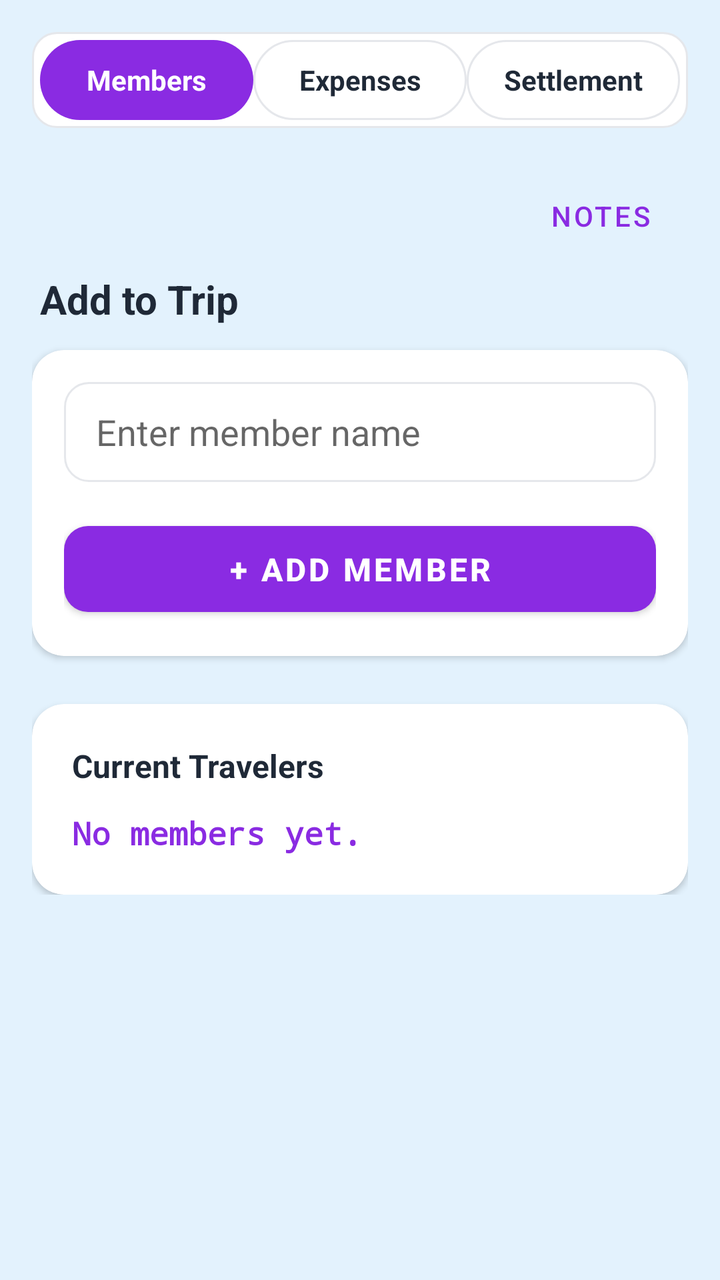
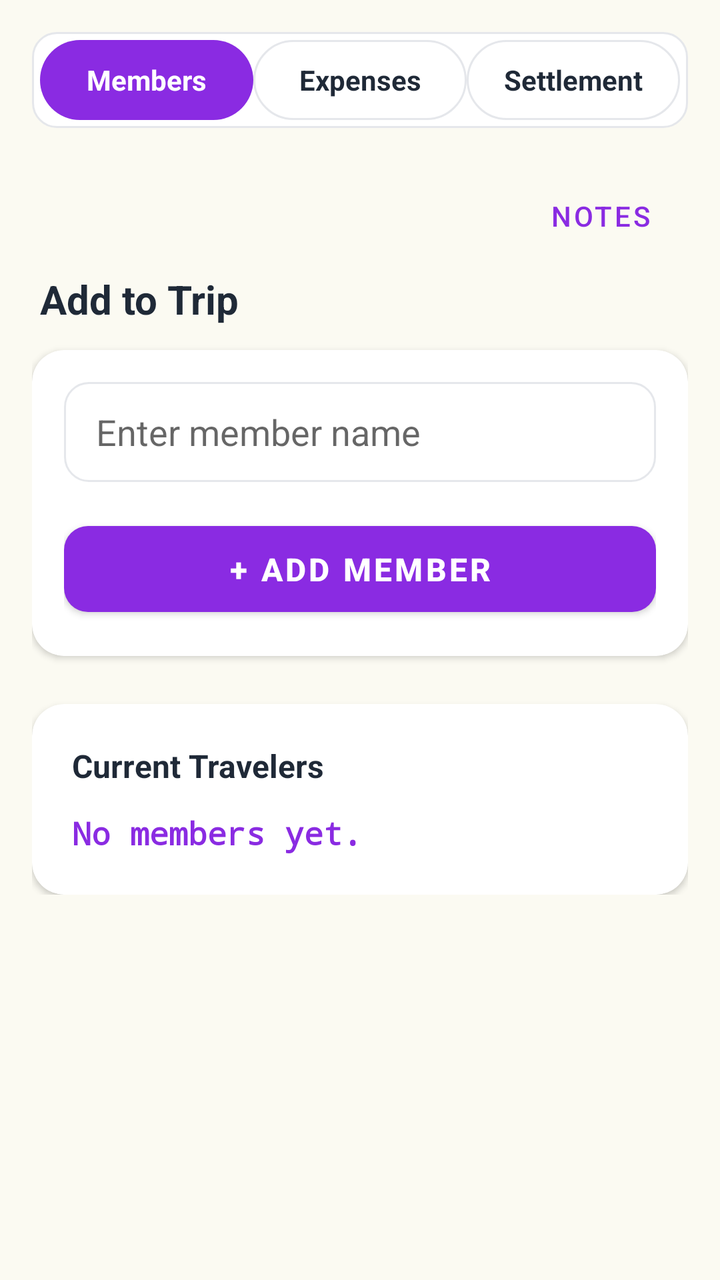

Screens rendered from an Android XML layout before and after an edit, with the pre-edit source and the edit as a unified diff.
<!-- AndroidManifest.xml: application theme Theme.TripExpense -->
<!-- res/layout/activity_main.xml -->
<?xml version="1.0" encoding="utf-8"?>
<LinearLayout xmlns:android="http://schemas.android.com/apk/res/android"
    xmlns:app="http://schemas.android.com/apk/res-auto"
    android:layout_width="match_parent"
    android:layout_height="match_parent"
    android:orientation="vertical"
    android:background="#E3F2FD"> <LinearLayout
        android:layout_width="match_parent"
        android:layout_height="48dp"
        android:layout_margin="16dp"
        android:background="@drawable/bg_input"
        android:orientation="horizontal"
        android:padding="4dp">

        <TextView
            android:id="@+id/tabMembers"
            android:layout_width="0dp"
            android:layout_height="match_parent"
            android:layout_weight="1"
            android:background="@drawable/bg_tab_selected"
            android:gravity="center"
            android:text="Members"
            android:textColor="@color/white"
            android:textStyle="bold" />

        <TextView
            android:id="@+id/tabExpenses"
            android:layout_width="0dp"
            android:layout_height="match_parent"
            android:layout_weight="1"
            android:background="@drawable/bg_tab_unselected"
            android:gravity="center"
            android:text="Expenses"
            android:textColor="@color/text_dark"
            android:textStyle="bold" />

        <TextView
            android:id="@+id/tabSettlement"
            android:layout_width="0dp"
            android:layout_height="match_parent"
            android:layout_weight="1"
            android:background="@drawable/bg_tab_unselected"
            android:gravity="center"
            android:text="Settlement"
            android:textColor="@color/text_dark"
            android:textStyle="bold" />
    </LinearLayout>

    <com.google.android.material.button.MaterialButton
        android:id="@+id/btnOpenNotes"
        style="@style/Widget.MaterialComponents.Button.TextButton.Icon"
        android:layout_width="wrap_content"
        android:layout_height="wrap_content"
        android:text="Notes"
        android:textColor="@color/purple_primary"
        app:iconTint="@color/purple_primary"
        android:layout_gravity="end"
        android:layout_marginEnd="16dp"
        android:layout_marginTop="4dp"
        android:layout_marginBottom="4dp"/>

    <ScrollView
        android:id="@+id/scrollView"
        android:layout_width="match_parent"
        android:layout_height="match_parent"
        android:fillViewport="true">

        <FrameLayout
            android:layout_width="match_parent"
            android:layout_height="wrap_content"
            android:paddingHorizontal="16dp"
            android:paddingBottom="40dp">

            <LinearLayout
                android:id="@+id/layoutMembers"
                android:layout_width="match_parent"
                android:layout_height="wrap_content"
                android:orientation="vertical">

                <TextView
                    android:layout_width="wrap_content"
                    android:layout_height="wrap_content"
                    android:text="Add to Trip"
                    android:textColor="@color/text_dark"
                    android:textSize="20sp"
                    android:textStyle="bold"
                    android:layout_marginBottom="12dp"
                    android:layout_marginStart="4dp"/>

                <com.google.android.material.card.MaterialCardView
                    android:layout_width="match_parent"
                    android:layout_height="wrap_content"
                    app:cardBackgroundColor="@color/white"
                    app:cardCornerRadius="16dp"
                    app:cardElevation="2dp"
                    app:strokeWidth="0dp"
                    android:layout_marginBottom="24dp">

                    <LinearLayout
                        android:layout_width="match_parent"
                        android:layout_height="wrap_content"
                        android:orientation="vertical"
                        android:padding="16dp">

                        <EditText
                            android:id="@+id/etMemberName"
                            android:layout_width="match_parent"
                            android:layout_height="50dp"
                            android:background="@drawable/bg_input"
                            android:hint="Enter member name"
                            android:paddingHorizontal="16dp"
                            android:textColor="@color/text_dark"
                            android:layout_marginBottom="16dp" />

                        <com.google.android.material.button.MaterialButton
                            android:id="@+id/btnAddMember"
                            android:layout_width="match_parent"
                            android:layout_height="55dp"
                            android:text="+ Add Member"
                            android:textSize="16sp"
                            android:textStyle="bold"
                            app:backgroundTint="@color/purple_primary"
                            app:cornerRadius="12dp" />
                    </LinearLayout>
                </com.google.android.material.card.MaterialCardView>

                <com.google.android.material.card.MaterialCardView
                    android:layout_width="match_parent"
                    android:layout_height="wrap_content"
                    app:cardBackgroundColor="@color/white"
                    app:cardCornerRadius="16dp"
                    app:cardElevation="2dp"
                    app:strokeWidth="0dp">

                    <LinearLayout
                        android:layout_width="match_parent"
                        android:layout_height="wrap_content"
                        android:orientation="vertical"
                        android:padding="20dp">

                        <TextView
                            android:layout_width="wrap_content"
                            android:layout_height="wrap_content"
                            android:text="Current Travelers"
                            android:textColor="@color/text_dark"
                            android:textSize="16sp"
                            android:textStyle="bold"
                            android:layout_marginBottom="12dp" />

                        <TextView
                            android:id="@+id/tvMemberList"
                            android:layout_width="match_parent"
                            android:layout_height="wrap_content"
                            android:text="No members yet."
                            android:textColor="@color/purple_primary"
                            android:fontFamily="sans-serif-monospace" 
                            android:textStyle="bold"
                            android:textSize="16sp"
                            android:lineSpacingExtra="6dp" />
                    </LinearLayout>
                </com.google.android.material.card.MaterialCardView>
            </LinearLayout>

            <LinearLayout
                android:id="@+id/layoutExpenses"
                android:layout_width="match_parent"
                android:layout_height="wrap_content"
                android:orientation="vertical"
                android:visibility="gone">

                <TextView
                    android:layout_width="wrap_content"
                    android:layout_height="wrap_content"
                    android:text="Log New Expense"
                    android:textColor="@color/text_dark"
                    android:textSize="20sp"
                    android:textStyle="bold"
                    android:layout_marginBottom="12dp"
                    android:layout_marginStart="4dp"/>

                <com.google.android.material.card.MaterialCardView
                    android:layout_width="match_parent"
                    android:layout_height="wrap_content"
                    app:cardBackgroundColor="@color/white"
                    app:cardCornerRadius="16dp"
                    app:cardElevation="2dp"
                    app:strokeWidth="0dp"
                    android:layout_marginBottom="24dp">

                    <LinearLayout
                        android:layout_width="match_parent"
                        android:layout_height="wrap_content"
                        android:orientation="vertical"
                        android:padding="16dp">

                        <Spinner
                            android:id="@+id/spinnerPayer"
                            android:layout_width="match_parent"
                            android:layout_height="50dp"
                            android:background="@drawable/bg_input"
                            android:layout_marginBottom="12dp"/>

                        <Spinner
                            android:id="@+id/spinnerCategory"
                            android:layout_width="match_parent"
                            android:layout_height="50dp"
                            android:background="@drawable/bg_input"
                            android:layout_marginBottom="12dp"/>

                        <EditText
                            android:id="@+id/etTitle"
                            android:layout_width="match_parent"
                            android:layout_height="50dp"
                            android:background="@drawable/bg_input"
                            android:hint="Add Expense Name"
                            android:paddingHorizontal="16dp"
                            android:layout_marginBottom="12dp" />

                        <EditText
                            android:id="@+id/etAmount"
                            android:layout_width="match_parent"
                            android:layout_height="50dp"
                            android:background="@drawable/bg_input"
                            android:hint="Amount (₹)"
                            android:inputType="numberDecimal"
                            android:paddingHorizontal="16dp"
                            android:layout_marginBottom="16dp" />

                        <TextView
                            android:layout_width="wrap_content"
                            android:layout_height="wrap_content"
                            android:text="Split Between:"
                            android:textColor="@color/text_dark"
                            android:textStyle="bold"
                            android:layout_marginBottom="8dp"/>

                        <LinearLayout
                            android:id="@+id/llInvolvedMembers"
                            android:layout_width="match_parent"
                            android:layout_height="wrap_content"
                            android:orientation="vertical"
                            android:layout_marginBottom="16dp"/>

                        <com.google.android.material.button.MaterialButton
                            android:id="@+id/btnAddExpense"
                            android:layout_width="match_parent"
                            android:layout_height="55dp"
                            android:text="Save Expense"
                            android:textSize="16sp"
                            android:textStyle="bold"
                            app:backgroundTint="@color/purple_primary"
                            app:cornerRadius="12dp" />
                    </LinearLayout>
                </com.google.android.material.card.MaterialCardView>

                <com.google.android.material.card.MaterialCardView
                    android:layout_width="match_parent"
                    android:layout_height="wrap_content"
                    app:cardBackgroundColor="@color/white"
                    app:cardCornerRadius="16dp"
                    app:cardElevation="2dp"
                    app:strokeWidth="0dp">

                    <LinearLayout
                        android:layout_width="match_parent"
                        android:layout_height="wrap_content"
                        android:orientation="vertical"
                        android:paddingTop="16dp">

                        <LinearLayout
                            android:layout_width="match_parent"
                            android:layout_height="wrap_content"
                            android:orientation="horizontal"
                            android:gravity="center_vertical"
                            android:layout_marginStart="16dp"
                            android:layout_marginEnd="16dp"
                            android:layout_marginBottom="8dp">

                            <TextView
                                android:layout_width="0dp"
                                android:layout_height="wrap_content"
                                android:layout_weight="1"
                                android:text="Expense History"
                                android:textColor="@color/text_dark"
                                android:textSize="18sp"
                                android:textStyle="bold" />

                            <Spinner
                                android:id="@+id/spinnerFilterPayer"
                                android:layout_width="wrap_content"
                                android:layout_height="40dp"
                                android:background="@drawable/bg_input"
                                android:paddingHorizontal="12dp"/>
                        </LinearLayout>

                        <com.example.tripexpense.NonScrollListView
                            android:id="@+id/lvExpenses"
                            android:layout_width="match_parent"
                            android:layout_height="wrap_content" 
                            android:divider="@color/divider_color"
                            android:dividerHeight="1dp"
                            android:paddingHorizontal="16dp"
                            android:paddingBottom="16dp"/>
                    </LinearLayout>
                </com.google.android.material.card.MaterialCardView>

            </LinearLayout>

            <LinearLayout
                android:id="@+id/layoutSettlement"
                android:layout_width="match_parent"
                android:layout_height="wrap_content"
                android:orientation="vertical"
                android:visibility="gone">

                <com.github.mikephil.charting.charts.PieChart
                    android:id="@+id/pieChart"
                    android:layout_width="match_parent"
                    android:layout_height="320dp"
                    android:layout_marginBottom="24dp"/>

                <TextView
                    android:layout_width="wrap_content"
                    android:layout_height="wrap_content"
                    android:text="Final Balances"
                    android:textColor="@color/text_dark"
                    android:textSize="20sp"
                    android:textStyle="bold"
                    android:layout_marginBottom="16dp"
                    android:layout_marginStart="4dp"/>

                <com.google.android.material.button.MaterialButton
                    android:id="@+id/btnCalculate"
                    android:layout_width="match_parent"
                    android:layout_height="60dp"
                    android:text="Calculate Splits"
                    android:textSize="16sp"
                    android:textStyle="bold"
                    app:backgroundTint="@color/purple_primary"
                    app:cornerRadius="16dp"
                    app:elevation="2dp"
                    android:layout_marginBottom="12dp"/>

                <com.google.android.material.button.MaterialButton
                    android:id="@+id/btnSettleUp"
                    style="@style/Widget.MaterialComponents.Button.OutlinedButton"
                    android:layout_width="match_parent"
                    android:layout_height="60dp"
                    android:text="Log a Payment (Settle Up)"
                    android:textColor="@color/purple_primary"
                    app:strokeColor="@color/purple_primary"
                    app:strokeWidth="2dp"
                    app:cornerRadius="16dp"
                    android:layout_marginBottom="24dp"/>

                <com.google.android.material.card.MaterialCardView
                    android:layout_width="match_parent"
                    android:layout_height="wrap_content"
                    app:cardBackgroundColor="@color/white"
                    app:cardCornerRadius="16dp"
                    app:cardElevation="2dp"
                    app:strokeWidth="0dp">

                    <LinearLayout
                        android:layout_width="match_parent"
                        android:layout_height="wrap_content"
                        android:orientation="vertical"
                        android:padding="20dp">

                        <TextView
                            android:layout_width="wrap_content"
                            android:layout_height="wrap_content"
                            android:text="How to Settle Up"
                            android:textColor="@color/purple_dark"
                            android:textSize="18sp"
                            android:textStyle="bold"
                            android:layout_marginBottom="12dp"/>

                        <View
                            android:layout_width="match_parent"
                            android:layout_height="1dp"
                            android:background="@color/divider_color"
                            android:layout_marginBottom="16dp"/>

                        <TextView
                            android:id="@+id/tvResults"
                            android:layout_width="match_parent"
                            android:layout_height="wrap_content"
                            android:text="Press calculate to see who owes whom."
                            android:textColor="@color/text_dark"
                            android:textSize="16sp"
                            android:fontFamily="sans-serif-monospace"
                            android:lineSpacingExtra="10dp"/> 

                    </LinearLayout>
                </com.google.android.material.card.MaterialCardView>

                <com.google.android.material.card.MaterialCardView
                    android:layout_width="match_parent"
                    android:layout_height="wrap_content"
                    android:layout_marginTop="16dp"
                    app:cardBackgroundColor="@color/white"
                    app:cardCornerRadius="16dp"
                    app:cardElevation="2dp"
                    app:strokeWidth="0dp">

                    <LinearLayout
                        android:layout_width="match_parent"
                        android:layout_height="wrap_content"
                        android:orientation="vertical"
                        android:padding="20dp">

                        <TextView
                            android:layout_width="wrap_content"
                            android:layout_height="wrap_content"
                            android:text="Individual Summary"
                            android:textColor="@color/purple_dark"
                            android:textSize="18sp"
                            android:textStyle="bold"
                            android:layout_marginBottom="12dp"/>

                        <View
                            android:layout_width="match_parent"
                            android:layout_height="1dp"
                            android:background="@color/divider_color"
                            android:layout_marginBottom="16dp"/>

                        <TableLayout
                            android:id="@+id/tableSummary"
                            android:layout_width="match_parent"
                            android:layout_height="wrap_content"
                            android:stretchColumns="*"> 
                            
                            <TableRow android:paddingBottom="12dp">
                                <TextView
                                    android:layout_width="wrap_content"
                                    android:layout_height="wrap_content"
                                    android:text="Name"
                                    android:textColor="@color/text_gray"
                                    android:textStyle="bold"
                                    android:textSize="12sp"/>
                                
                                <TextView
                                    android:layout_width="wrap_content"
                                    android:layout_height="wrap_content"
                                    android:text="Paid"
                                    android:gravity="center"
                                    android:textColor="@color/text_gray"
                                    android:textStyle="bold"
                                    android:textSize="12sp"/>
                                
                                <TextView
                                    android:layout_width="wrap_content"
                                    android:layout_height="wrap_content"
                                    android:text="Share"
                                    android:gravity="center"
                                    android:textColor="@color/text_gray"
                                    android:textStyle="bold"
                                    android:textSize="12sp"/>
                                
                                <TextView
                                    android:layout_width="wrap_content"
                                    android:layout_height="wrap_content"
                                    android:text="Balance"
                                    android:gravity="end"
                                    android:textColor="@color/text_gray"
                                    android:textStyle="bold"
                                    android:textSize="12sp"/>
                            </TableRow>

                        </TableLayout>
                    </LinearLayout>
                </com.google.android.material.card.MaterialCardView>

                <TextView
                    android:layout_width="wrap_content"
                    android:layout_height="wrap_content"
                    android:text="Day-Wise Spending"
                    android:textColor="@color/purple_dark"
                    android:textSize="18sp"
                    android:textStyle="bold"
                    android:layout_marginTop="24dp"
                    android:layout_marginBottom="12dp"
                    android:layout_marginStart="4dp"/>

                <com.google.android.material.card.MaterialCardView
                    android:layout_width="match_parent"
                    android:layout_height="wrap_content"
                    app:cardBackgroundColor="@color/white"
                    app:cardCornerRadius="16dp"
                    app:cardElevation="2dp"
                    app:strokeWidth="0dp">

                    <LinearLayout
                        android:id="@+id/llDayWiseSummary"
                        android:layout_width="match_parent"
                        android:layout_height="wrap_content"
                        android:orientation="vertical"
                        android:padding="20dp"/>
                </com.google.android.material.card.MaterialCardView>

                <com.google.android.material.button.MaterialButton
                    android:id="@+id/btnSeeIndividualExpenses"
                    style="@style/Widget.MaterialComponents.Button.OutlinedButton"
                    android:layout_width="match_parent"
                    android:layout_height="60dp"
                    android:layout_marginTop="24dp"
                    android:text="See Individual Expenses"
                    android:textColor="@color/purple_primary"
                    app:strokeColor="@color/purple_primary"
                    app:strokeWidth="2dp"
                    app:cornerRadius="16dp" />

                <com.google.android.material.button.MaterialButton
                    android:id="@+id/btnShareReport"
                    android:layout_width="match_parent"
                    android:layout_height="60dp"
                    android:layout_marginTop="16dp"
                    android:text="Share to WhatsApp"
                    android:textColor="@color/white"
                    android:textStyle="bold"
                    android:textSize="16sp"
                    app:backgroundTint="#25D366" 
                    app:cornerRadius="16dp" />
                
            </LinearLayout>

        </FrameLayout>
    </ScrollView>
</LinearLayout>
<!-- resources referenced by this layout -->
<resources>
  <color name="divider_color">#E5E7EB</color>
  <color name="purple_dark">#553C9A</color>
  <color name="purple_primary">#8A2BE2</color>
  <color name="text_dark">#1F2937</color>
  <color name="text_gray">#6B7280</color>
  <color name="white">#FFFFFF</color>
  <!-- drawable bg_input (drawable) -->
  <?xml version="1.0" encoding="utf-8"?>
  <shape xmlns:android="http://schemas.android.com/apk/res/android">
      <solid android:color="@color/white"/>
      <stroke android:width="1dp" android:color="@color/divider_color"/>
      <corners android:radius="12dp"/>
  </shape>
  <!-- drawable bg_tab_selected (drawable) -->
  <?xml version="1.0" encoding="utf-8"?>
  <shape xmlns:android="http://schemas.android.com/apk/res/android">
      <solid android:color="@color/purple_primary"/>
      <corners android:radius="24dp"/>
  </shape>
  <!-- drawable bg_tab_unselected (drawable) -->
  <?xml version="1.0" encoding="utf-8"?>
  <shape xmlns:android="http://schemas.android.com/apk/res/android">
      <solid android:color="@color/white"/>
      <stroke android:width="1dp" android:color="@color/divider_color"/>
      <corners android:radius="24dp"/>
  </shape>
  <style name="Theme.TripExpense" parent="Theme.MaterialComponents.Light.DarkActionBar">
          <item name="colorPrimary">@color/purple_primary</item>
          <item name="colorPrimaryDark">@color/purple_dark</item>
          <item name="colorOnPrimary">@color/white</item>
          
          <item name="materialAlertDialogTheme">@style/RoundedMaterialDialog</item>
      </style>
  <style name="RoundedMaterialDialog" parent="ThemeOverlay.MaterialComponents.MaterialAlertDialog">
          <item name="shapeAppearanceOverlay">@style/RoundedDialogShape</item>
      </style>
  <style name="RoundedDialogShape">
          <item name="cornerFamily">rounded</item>
          <item name="cornerSize">24dp</item>
      </style>
</resources>

<!-- the commit's change to res/layout/activity_main.xml (unified diff, before → after) -->
@@ -4,7 +4,7 @@
     android:layout_width="match_parent"
     android:layout_height="match_parent"
     android:orientation="vertical"
-    android:background="#E3F2FD"> <LinearLayout
+    android:background="#FBFAF2"> <LinearLayout
         android:layout_width="match_parent"
         android:layout_height="48dp"
         android:layout_margin="16dp"
